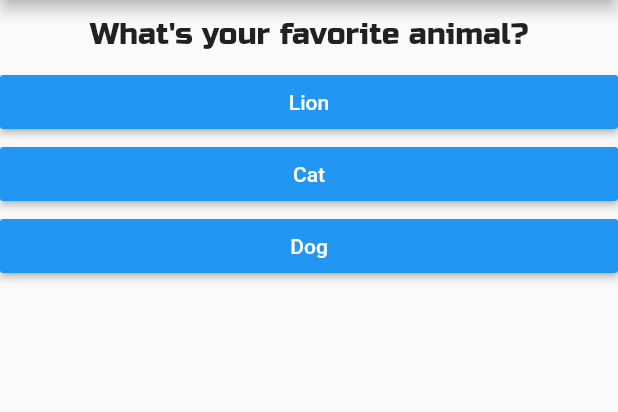
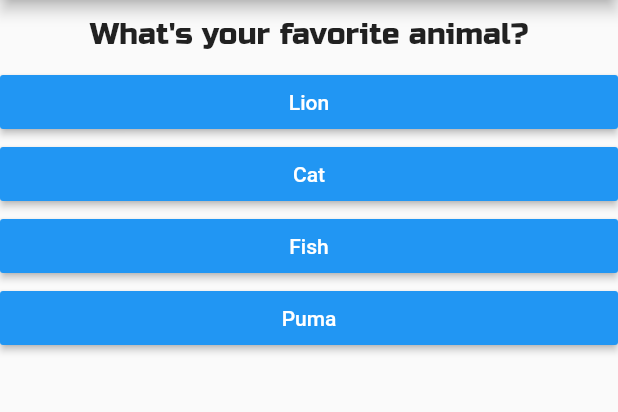
Before and after one commit to Desirpmb/flutter_complete_guide, a Flutter app: the screen it shows after launch, after a tap on "Red", on a phone screen of 412 x 824 dp, the part 84-496 px from its top. Run offline on Flutter 3.47's test engine with Material 2 defaults, Android fonts, the phone set to English and light mode, and no system bars.

```diff
--- a/lib/answer.dart
+++ b/lib/answer.dart
@@ -3,6 +3,7 @@ import 'package:flutter/material.dart';
 class Answer extends StatelessWidget {
   final Function selectHandler;
   final String answerText;
+
 
   Answer(this.selectHandler, this.answerText);
 
--- a/lib/main.dart
+++ b/lib/main.dart
@@ -1,6 +1,7 @@
 import 'package:flutter/material.dart';
 import './quiz.dart';
 import './result.dart';
+
 void main() {
   runApp(MyApp());
 }
@@ -17,20 +18,46 @@ class _MyAppState extends State<MyApp> {
   final _questions = const [
     {
       'questionText': "What's your favorite color?",
-      'answer': ['Red', 'Yellow', 'Green', 'Grey']
+      'answer': [
+        {'text': 'Red', 'score': 1},
+        {'text': 'Yellow', 'score': 3},
+        {'text': 'Black', 'score': 5},
+        {'text': 'White', 'score': 10},
+      ]
     },
     {
       'questionText': "What's your favorite animal?",
-      'answer': ['Lion', 'Cat', 'Dog']
+      'answer': [
+        {'text': 'Lion', 'score': 10},
+        {'text': 'Cat', 'score': 5},
+        {'text': 'Fish', 'score': 2},
+        {'text': 'Puma', 'score': 1}
+      ]
     },
     {
       'questionText': "What's your favorite instructor",
-      'answer': ['Matt', 'Matt', 'Matt', 'Desir']
+      'answer': [
+        {'text': 'Matt', 'score': 10},
+        {'text': 'Smith', 'score': 5},
+        {'text': 'Frank', 'score': 2},
+        {'text': 'Teddy', 'score': 1},
+      ]
     }
   ];
 
   var _questionIndex = 0;
-  void _answerQuestion() {
+  var _totalScore = 0;
+
+  void _resetQuiz(){
+    setState((){
+    _questionIndex = 0;
+    _totalScore = 0;
+    });
+
+  }
+  void _answerQuestion(int score) {
+
+    _totalScore =_totalScore +score;
     setState(
       () {
         _questionIndex = _questionIndex + 1;
@@ -59,7 +86,7 @@ class _MyAppState extends State<MyApp> {
                 questionIndex: _questionIndex,
                 questions: _questions,
               )
-            : Result(),
+            : Result(_totalScore, _resetQuiz),
       ),
     );
   }
--- a/lib/quiz.dart
+++ b/lib/quiz.dart
@@ -19,8 +19,8 @@ class Quiz extends StatelessWidget {
         Question(
           questions[questionIndex]['questionText'],
         ),
-        ...(questions[questionIndex]['answer'] as List<String>).map((answer) {
-          return Answer(answerQuestion, answer);
+        ...(questions[questionIndex]['answer'] as List<Map<String, Object>>).map((answer) {
+          return Answer(() => answerQuestion(answer['score']), answer['text']);
         }).toList()
       ],
     );
```
Also changed, not shown: lib/result.dart (+36 -1 lines).
